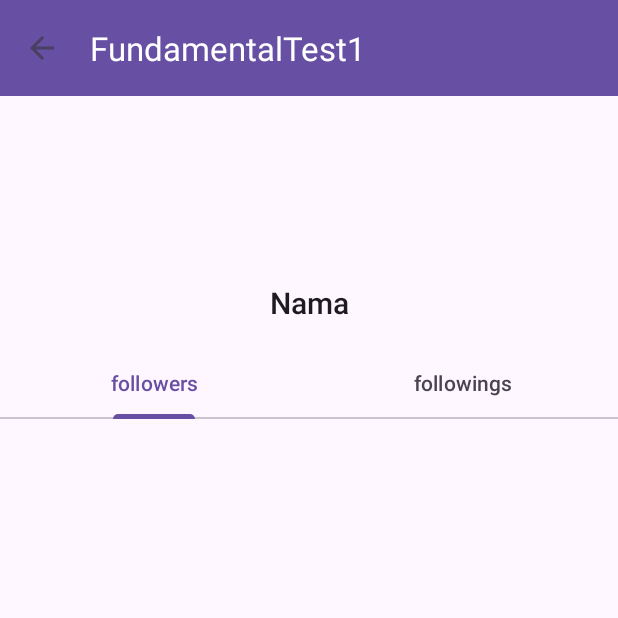
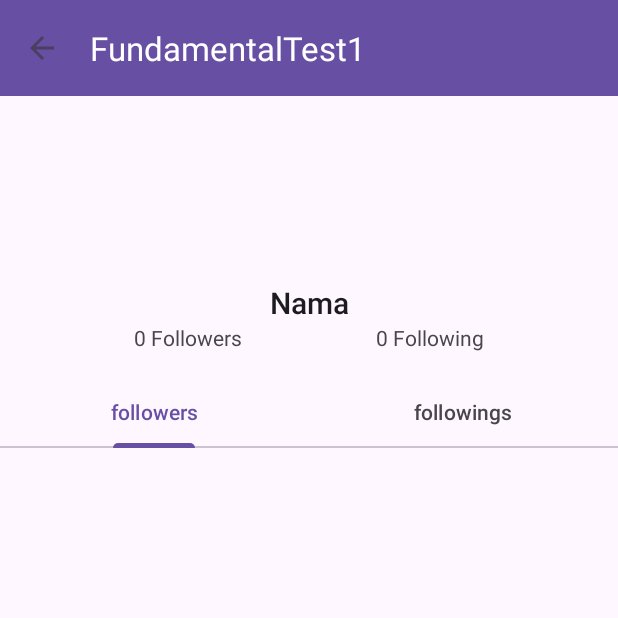
Before and after one commit to afifudinA/BangkitFundamental1, an Android app: the DetailActivity screen opened directly, with no data from a screen before it, on a phone screen of 412 x 824 dp, the top half of it. Run offline under Robolectric (Android 15) with nearby library versions, the phone set to English and light mode, and no system bars; pictures from the network do not load; 2 statements that could not run were skipped.

Commit message:
add follows number

```diff
--- a/app/src/main/java/com/example/fundamentaltest1/detail/DetailActivity.kt
+++ b/app/src/main/java/com/example/fundamentaltest1/detail/DetailActivity.kt
@@ -1,5 +1,6 @@
 package com.example.fundamentaltest1.detail
 
+import android.annotation.SuppressLint
 import android.os.Bundle
 import android.view.MenuItem
 import android.widget.Toast
@@ -24,6 +25,7 @@ class DetailActivity : AppCompatActivity() {
     private val viewModel by viewModels<DetailViewModel>()
 
 
+    @SuppressLint("SetTextI18n")
     override fun onCreate(savedInstanceState: Bundle?) {
         super.onCreate(savedInstanceState)
         binding = ActivityDetailBinding.inflate(layoutInflater)
@@ -42,8 +44,8 @@ class DetailActivity : AppCompatActivity() {
                     }
                     binding.toolbar.title = "Detail ${user.login}"
                     binding.nama.text = user.name
-                    binding.tab.getTabAt(0)?.orCreateBadge?.number = user.followers
-                    binding.tab.getTabAt(1)?.orCreateBadge?.number = user.following
+                    binding.followerCount.text = "Followers ${user.followers}"
+                    binding.followingCount.text = "Following ${user.following}"
                 }
 
                 is Result.Error -> {
--- a/app/src/main/res/layout/activity_detail.xml
+++ b/app/src/main/res/layout/activity_detail.xml
@@ -38,13 +38,33 @@
         app:layout_constraintStart_toStartOf="parent"
         app:layout_constraintTop_toBottomOf="@id/image" />
 
+    <TextView
+        android:id="@+id/follower_count"
+        android:layout_width="wrap_content"
+        android:layout_height="wrap_content"
+        android:text="0 Followers"
+        app:layout_constraintBottom_toTopOf="@id/tab"
+        app:layout_constraintEnd_toStartOf="@id/following_count"
+        app:layout_constraintStart_toStartOf="parent"
+        app:layout_constraintTop_toBottomOf="@id/nama" />
+
+    <TextView
+        android:id="@+id/following_count"
+        android:layout_width="wrap_content"
+        android:layout_height="wrap_content"
+        android:text="0 Following"
+        app:layout_constraintBottom_toTopOf="@id/tab"
+        app:layout_constraintEnd_toEndOf="parent"
+        app:layout_constraintStart_toEndOf="@id/follower_count"
+        app:layout_constraintTop_toBottomOf="@id/nama"
+        app:layout_constraintVertical_bias="0.0" />
 
     <com.google.android.material.tabs.TabLayout
         android:id="@+id/tab"
         android:layout_width="match_parent"
         android:layout_height="wrap_content"
         android:layout_marginTop="16dp"
-        app:layout_constraintTop_toBottomOf="@id/nama" />
+        app:layout_constraintTop_toBottomOf="@id/follower_count" />
 
     <androidx.viewpager2.widget.ViewPager2
         android:id="@+id/viewpager"
```
